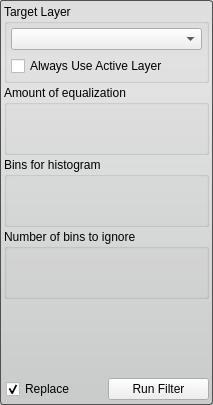
First picture: the form in Interface/ToolInterface/HistogramEqualizationFilterInterface.ui, repository jessdtate/Seg3D, before the edit.
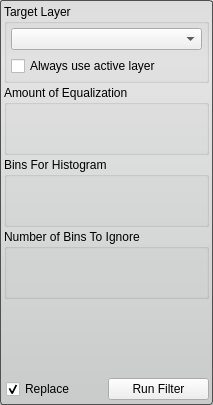
Second picture: the form after the edit. Custom widgets are drawn as their Qt base class.

Commit message: fixed Threshold Tool: Move "Create Threshold Layer" button to b... fixed Tools/Filters: Inconsistent capitalization for groupboxes fixed Tools/Filters: Inconsistent capitalization for checkboxes

Patch:
```diff
--- a/Interface/ToolInterface/HistogramEqualizationFilterInterface.ui
+++ b/Interface/ToolInterface/HistogramEqualizationFilterInterface.ui
@@ -74,7 +74,7 @@
          <item>
           <widget class="QCheckBox" name="use_active_layer_">
            <property name="text">
-            <string>Always Use Active Layer</string>
+            <string>Always use active layer</string>
            </property>
           </widget>
          </item>
@@ -87,7 +87,7 @@
    <item>
     <widget class="QGroupBox" name="groupBox">
      <property name="title">
-      <string>Amount of equalization</string>
+      <string>Amount of Equalization</string>
      </property>
      <layout class="QHBoxLayout" name="horizontalLayout_3">
       <property name="leftMargin">
@@ -111,7 +111,7 @@
    <item>
     <widget class="QGroupBox" name="groupBox_2">
      <property name="title">
-      <string>Bins for histogram</string>
+      <string>Bins For Histogram</string>
      </property>
      <layout class="QHBoxLayout" name="horizontalLayout_4">
       <property name="leftMargin">
@@ -135,7 +135,7 @@
    <item>
     <widget class="QGroupBox" name="groupBox_3">
      <property name="title">
-      <string>Number of bins to ignore</string>
+      <string>Number of Bins To Ignore</string>
      </property>
      <layout class="QHBoxLayout" name="horizontalLayout_5">
       <property name="leftMargin">
```
The commit also changes 52 other files.
